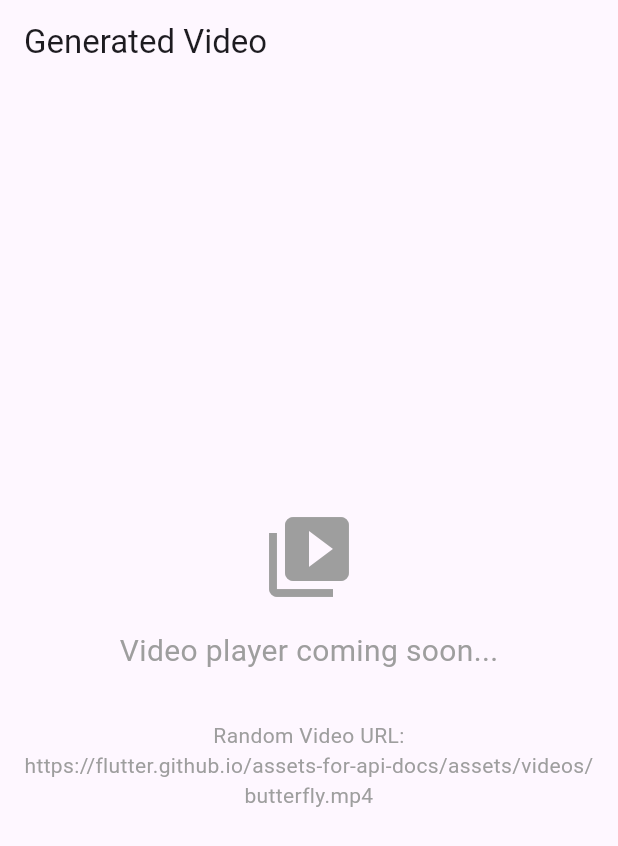
After one commit to FranciscoRecio/mikmok, a Flutter app: the VideoResultScreen screen opened by its route, on a phone screen of 412 x 824 dp. The commit adds this screen. Shown: the top 846 px of the screen. Run offline on Flutter 3.47's test engine with Material 3 defaults, Android fonts, the phone set to English and light mode, and no system bars; our stand-ins replace cloud_firestore, firebase_auth, firebase_core, go_router; accounts and stored records are empty.

Commit message:
Add generated video screen

```diff
--- a/lib/main.dart
+++ b/lib/main.dart
@@ -10,6 +10,7 @@ import 'screens/profile_screen.dart';
 import 'screens/root_layout.dart';
 import 'screens/discover_screen.dart';
 import 'screens/create_screen.dart';
+import 'screens/video_result_screen.dart';
 import 'providers/auth_provider.dart';
 
 void main() async {
@@ -84,6 +85,10 @@ class MyApp extends StatelessWidget {
                   selectedIndex: 4,
                   child: ProfileScreen(),
                 ),
+              ),
+              GoRoute(
+                path: '/video-result',
+                builder: (context, state) => const VideoResultScreen(),
               ),
             ],
             initialLocation: '/login',
--- a/lib/screens/create_screen.dart
+++ b/lib/screens/create_screen.dart
@@ -1,4 +1,5 @@
 import 'package:flutter/material.dart';
+import 'package:go_router/go_router.dart';
 
 class CreateScreen extends StatefulWidget {
   const CreateScreen({super.key});
@@ -23,10 +24,12 @@ class _CreateScreenState extends State<CreateScreen> {
 
   void _handleSubmit() {
     if (_formKey.currentState!.validate()) {
-      // TODO: Handle submission
       ScaffoldMessenger.of(context).showSnackBar(
-        const SnackBar(content: Text('Processing Data')),
+        const SnackBar(content: Text('Generating video...')),
       );
+
+      // Navigate to video result screen
+      context.push('/video-result');
     }
   }
 
--- /dev/null
+++ b/lib/screens/video_result_screen.dart
@@ -0,0 +1,56 @@
+import 'package:flutter/material.dart';
+import 'dart:math';
+
+class VideoResultScreen extends StatelessWidget {
+  const VideoResultScreen({super.key});
+
+  String _getRandomVideo() {
+    // List of sample video URLs (you can replace these with your actual videos)
+    final videos = [
+      'https://flutter.github.io/assets-for-api-docs/assets/videos/butterfly.mp4',
+      'https://flutter.github.io/assets-for-api-docs/assets/videos/bee.mp4',
+      // Add more video URLs as needed
+    ];
+
+    final random = Random();
+    return videos[random.nextInt(videos.length)];
+  }
+
+  @override
+  Widget build(BuildContext context) {
+    return Scaffold(
+      appBar: AppBar(
+        title: const Text('Generated Video'),
+      ),
+      body: Center(
+        child: Column(
+          mainAxisAlignment: MainAxisAlignment.center,
+          children: [
+            const Icon(
+              Icons.video_library,
+              size: 64,
+              color: Colors.grey,
+            ),
+            const SizedBox(height: 16),
+            const Text(
+              'Video player coming soon...',
+              style: TextStyle(
+                fontSize: 20,
+                color: Colors.grey,
+              ),
+            ),
+            const SizedBox(height: 32),
+            Text(
+              'Random Video URL:\n${_getRandomVideo()}',
+              textAlign: TextAlign.center,
+              style: const TextStyle(
+                fontSize: 14,
+                color: Colors.grey,
+              ),
+            ),
+          ],
+        ),
+      ),
+    );
+  }
+}
```
